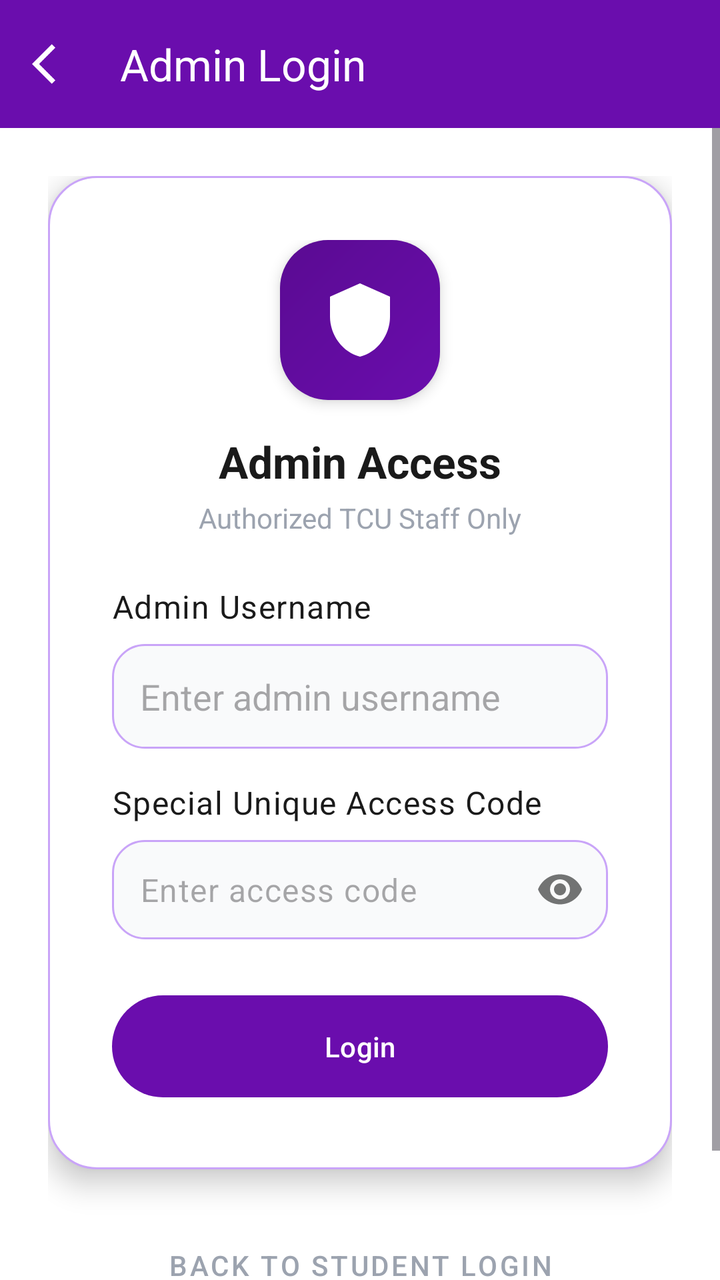
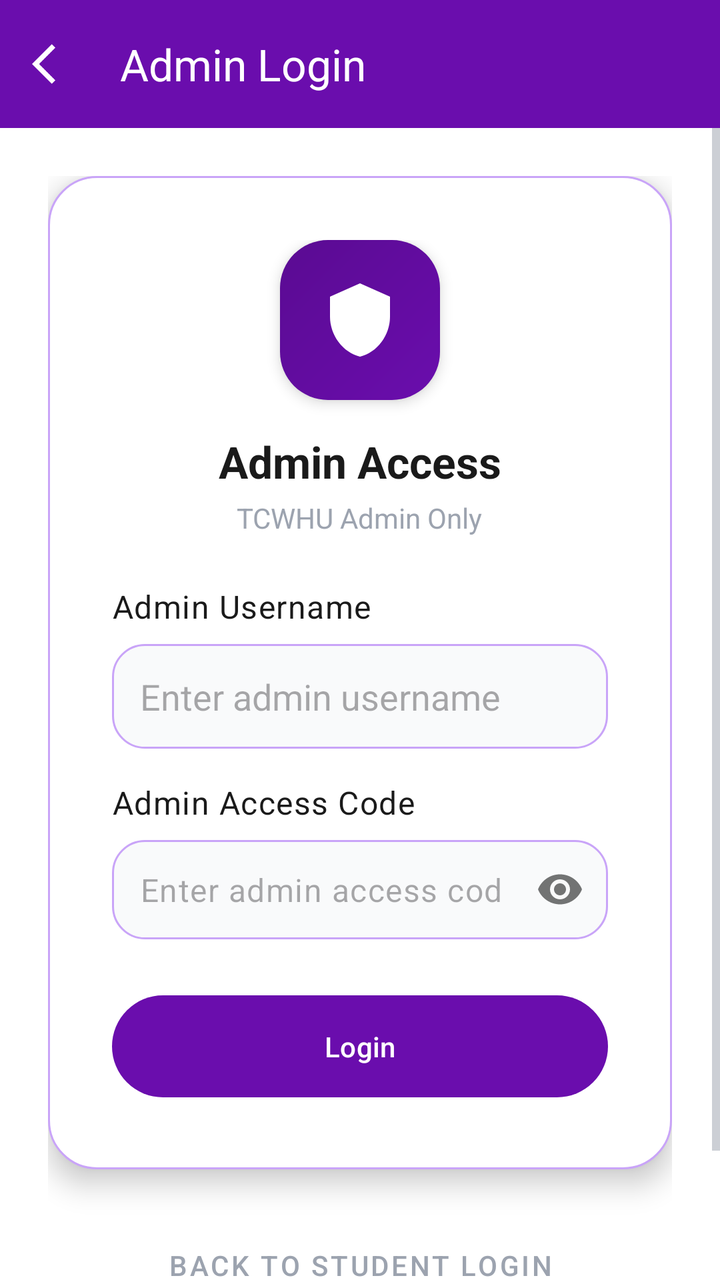

Two renders of the same Android screen: before a commit and after it. Below are the layout's source before the change and the commit's diff.
<!-- AndroidManifest.xml: application theme AppTheme -->
<!-- res/layout/activity_admin_login.xml -->
<?xml version="1.0" encoding="utf-8"?>
<LinearLayout xmlns:android="http://schemas.android.com/apk/res/android"
    xmlns:app="http://schemas.android.com/apk/res-auto"
    xmlns:tools="http://schemas.android.com/tools"
    android:layout_width="match_parent"
    android:layout_height="match_parent"
    android:background="@color/pure_white"
    android:orientation="vertical"
    tools:context=".AdminLoginActivity">

    
    <com.google.android.material.appbar.MaterialToolbar
        android:id="@+id/toolbar"
        android:layout_width="match_parent"
        android:layout_height="wrap_content"
        android:background="@color/deep_purple"
        android:elevation="4dp"
        app:navigationIcon="@drawable/ic_arrow_back"
        app:navigationIconTint="@color/pure_white"
        app:title="Admin Login"
        app:titleTextColor="@color/pure_white" />

    <ScrollView
        android:layout_width="match_parent"
        android:layout_height="match_parent"
        android:fillViewport="true">

        <LinearLayout
            android:layout_width="match_parent"
            android:layout_height="wrap_content"
            android:gravity="center"
            android:orientation="vertical"
            android:padding="24dp">

            
            <LinearLayout
                android:layout_width="match_parent"
                android:layout_height="wrap_content"
                android:background="@drawable/bg_admin_card"
                android:elevation="8dp"
                android:orientation="vertical"
                android:padding="32dp">

                
                <FrameLayout
                    android:layout_width="80dp"
                    android:layout_height="80dp"
                    android:layout_gravity="center_horizontal"
                    android:background="@drawable/bg_admin_icon_gradient"
                    android:elevation="4dp">
                    <ImageView
                        android:layout_width="40dp"
                        android:layout_height="40dp"
                        android:layout_gravity="center"
                        android:src="@drawable/ic_shield"
                        app:tint="@color/pure_white" />
                </FrameLayout>

                <TextView
                    android:layout_width="wrap_content"
                    android:layout_height="wrap_content"
                    android:layout_gravity="center_horizontal"
                    android:layout_marginTop="16dp"
                    android:text="Admin Access"
                    android:textColor="@color/text_primary"
                    android:textSize="22sp"
                    android:textStyle="bold" />

                <TextView
                    android:layout_width="wrap_content"
                    android:layout_height="wrap_content"
                    android:layout_gravity="center_horizontal"
                    android:layout_marginTop="4dp"
                    android:text="Authorized TCU Staff Only"
                    android:textColor="@color/text_secondary"
                    android:textSize="14sp" />

                
                <TextView
                    style="@style/TextAppearance.MaterialComponents.Body1"
                    android:layout_width="wrap_content"
                    android:layout_height="wrap_content"
                    android:layout_marginTop="24dp"
                    android:text="Admin Username" />
                <com.google.android.material.textfield.TextInputEditText
                    android:id="@+id/inputAdminUsername"
                    android:layout_width="match_parent"
                    android:layout_height="wrap_content"
                    android:layout_marginTop="8dp"
                    android:background="@drawable/bg_edittext"
                    android:hint="Enter admin username"
                    android:inputType="text"
                    android:padding="14dp" />

                
                <TextView
                    style="@style/TextAppearance.MaterialComponents.Body1"
                    android:layout_width="wrap_content"
                    android:layout_height="wrap_content"
                    android:layout_marginTop="16dp"
                    android:text="Special Unique Access Code" />
                <com.google.android.material.textfield.TextInputLayout
                    android:layout_width="match_parent"
                    android:layout_height="wrap_content"
                    android:layout_marginTop="8dp"
                    app:hintEnabled="false"
                    app:passwordToggleEnabled="true">
                    <com.google.android.material.textfield.TextInputEditText
                        android:id="@+id/inputAccessCode"
                        android:layout_width="match_parent"
                        android:layout_height="wrap_content"
                        android:background="@drawable/bg_edittext"
                        android:hint="Enter access code"
                        android:inputType="textPassword"
                        android:padding="14dp" />
                </com.google.android.material.textfield.TextInputLayout>

                
                <com.google.android.material.button.MaterialButton
                    android:id="@+id/buttonAdminLogin"
                    style="@style/PrimaryButton"
                    android:layout_width="match_parent"
                    android:layout_height="wrap_content"
                    android:layout_marginTop="24dp"
                    android:text="Login"
                    app:cornerRadius="28dp" />

            </LinearLayout> 

            
            <com.google.android.material.button.MaterialButton
                android:id="@+id/buttonBackToStudent"
                style="@style/Widget.MaterialComponents.Button.TextButton"
                android:layout_width="wrap_content"
                android:layout_height="wrap_content"
                android:layout_marginTop="24dp"
                android:text="Back to Student Login"
                android:textColor="@color/text_secondary" />

            
            <TextView
                android:layout_width="wrap_content"
                android:layout_height="wrap_content"
                android:layout_marginTop="16dp"
                android:text="All admin actions are logged and monitored"
                android:textColor="@color/text_secondary"
                android:textSize="12sp" />

        </LinearLayout>
    </ScrollView>
</LinearLayout>
<!-- resources referenced by this layout -->
<resources>
  <color name="deep_purple">#6A0DAD</color>
  <color name="pure_white">#FFFFFF</color>
  <color name="text_primary">@color/soft_black</color>
  <color name="text_secondary">@color/inactive_gray</color>
  <!-- drawable bg_admin_card (drawable) -->
  <?xml version="1.0" encoding="utf-8"?>
  <shape xmlns:android="http://schemas.android.com/apk/res/android"
      android:shape="rectangle">
      <solid android:color="@color/pure_white" />
      <corners android:radius="24dp" /> 
      <stroke android:width="1dp" android:color="#C9A4F8" />
  </shape>
  <!-- drawable bg_admin_icon_gradient (drawable) -->
  <?xml version="1.0" encoding="utf-8"?>
  <shape xmlns:android="http://schemas.android.com/apk/res/android"
      android:shape="rectangle">
      <gradient
          android:startColor="#6A0DAD"
          android:endColor="#5A0B92"
          android:angle="135"/>
      <corners android:radius="24dp" /> 
  </shape>
  <!-- drawable bg_edittext (drawable) -->
  <?xml version="1.0" encoding="utf-8"?>
  <shape xmlns:android="http://schemas.android.com/apk/res/android"
      android:shape="rectangle">
      <solid android:color="#F9FAFB" />
      <stroke android:width="1dp" android:color="#C9A4F8" />
      <corners android:radius="16dp" />
  </shape>
  <!-- drawable ic_arrow_back (drawable) -->
  <vector xmlns:android="http://schemas.android.com/apk/res/android" android:autoMirrored="true" android:height="24dp" android:tint="#000000" android:viewportHeight="24" android:viewportWidth="24" android:width="24dp">
        
      <path android:fillColor="@android:color/white" android:pathData="M11.67,3.87L9.9,2.1 0,12l9.9,9.9 1.77,-1.77L3.54,12z"/>
      
  </vector>
  <!-- drawable ic_shield (drawable) -->
  <vector xmlns:android="http://schemas.android.com/apk/res/android" android:height="24dp" android:tint="#000000" android:viewportHeight="24" android:viewportWidth="24" android:width="24dp">
        
      <path android:fillColor="@android:color/white" android:pathData="M12,1L3,5v6c0,5.55 3.84,10.74 9,12 5.16,-1.26 9,-6.45 9,-12V5l-9,-4z"/>
      
  </vector>
  <style name="PrimaryButton" parent="Widget.Material3.Button">
          <item name="backgroundTint">@color/deep_purple</item>
          <item name="cornerRadius">28dp</item>
          <item name="android:paddingTop">16dp</item>
          <item name="android:paddingBottom">16dp</item>
          <item name="android:textColor">@color/pure_white</item>
          <item name="iconTint">@color/pure_white</item>
          <item name="android:textAllCaps">false</item>
      </style>
  <style name="AppTheme" parent="Theme.Material3.DayNight.NoActionBar">
          
          <item name="colorPrimary">@color/deep_purple</item>
          <item name="colorPrimaryVariant">@color/deep_purple_dark</item>
          <item name="colorOnPrimary">@color/text_on_primary</item>
  
          
          <item name="android:statusBarColor">@color/deep_purple</item>
          <item name="android:navigationBarColor">@color/deep_purple_dark</item>
  
          
          <item name="android:windowTranslucentNavigation">true</item>
          <item name="android:windowTranslucentStatus">true</item>
          <item name="android:windowFullscreen">true</item>
  
          
          <item name="android:windowBackground">@color/pure_white</item>
          <item name="android:textColorPrimary">@color/text_primary</item>
  
          
          <item name="android:forceDarkAllowed">true</item>
      </style>
  <color name="soft_black">#1a1a1a</color>
  <color name="inactive_gray">#9CA3AF</color>
  <color name="deep_purple_dark">#5A0B92</color>
  <color name="text_on_primary">@color/pure_white</color>
</resources>

<!-- the commit's change to res/layout/activity_admin_login.xml (unified diff, before → after) -->
@@ -71,7 +71,7 @@
                     android:layout_height="wrap_content"
                     android:layout_gravity="center_horizontal"
                     android:layout_marginTop="4dp"
-                    android:text="Authorized TCU Staff Only"
+                    android:text="TCWHU Admin Only"
                     android:textColor="@color/text_secondary"
                     android:textSize="14sp" />
 
@@ -98,7 +98,7 @@
                     android:layout_width="wrap_content"
                     android:layout_height="wrap_content"
                     android:layout_marginTop="16dp"
-                    android:text="Special Unique Access Code" />
+                    android:text="Admin Access Code" />
                 <com.google.android.material.textfield.TextInputLayout
                     android:layout_width="match_parent"
                     android:layout_height="wrap_content"
@@ -110,7 +110,7 @@
                         android:layout_width="match_parent"
                         android:layout_height="wrap_content"
                         android:background="@drawable/bg_edittext"
-                        android:hint="Enter access code"
+                        android:hint="Enter admin access code"
                         android:inputType="textPassword"
                         android:padding="14dp" />
                 </com.google.android.material.textfield.TextInputLayout>
<!-- resource entries referenced after the edit -->
@@ -54,28 +54,23 @@
   <style name="AppTheme" parent="Theme.Material3.DayNight.NoActionBar">
           
           <item name="colorPrimary">@color/deep_purple</item>
-          <item name="colorPrimaryVariant">@color/deep_purple_dark</item>
-          <item name="colorOnPrimary">@color/text_on_primary</item>
+          <item name="colorOnPrimary">@color/pure_white</item>
+  
+          
+          <item name="colorSurface">@color/background</item>
+          <item name="colorOnSurface">@color/text_primary</item>
   
           
           <item name="android:statusBarColor">@color/deep_purple</item>
-          <item name="android:navigationBarColor">@color/deep_purple_dark</item>
-  
-          
-          <item name="android:windowTranslucentNavigation">true</item>
-          <item name="android:windowTranslucentStatus">true</item>
           <item name="android:windowFullscreen">true</item>
   
           
-          <item name="android:windowBackground">@color/pure_white</item>
-          <item name="android:textColorPrimary">@color/text_primary</item>
-  
-          
-          <item name="android:forceDarkAllowed">true</item>
+          <item name="android:windowBackground">?attr/colorSurface</item>
+          <item name="android:textColorPrimary">?attr/colorOnSurface</item>
+          <item name="android:textColorSecondary">@color/text_secondary</item>
       </style>
   <color name="soft_black">#1a1a1a</color>
   <color name="inactive_gray">#9CA3AF</color>
-  <color name="deep_purple_dark">#5A0B92</color>
-  <color name="text_on_primary">@color/pure_white</color>
+  <color name="background">@color/pure_white</color>
 </resources>
 
